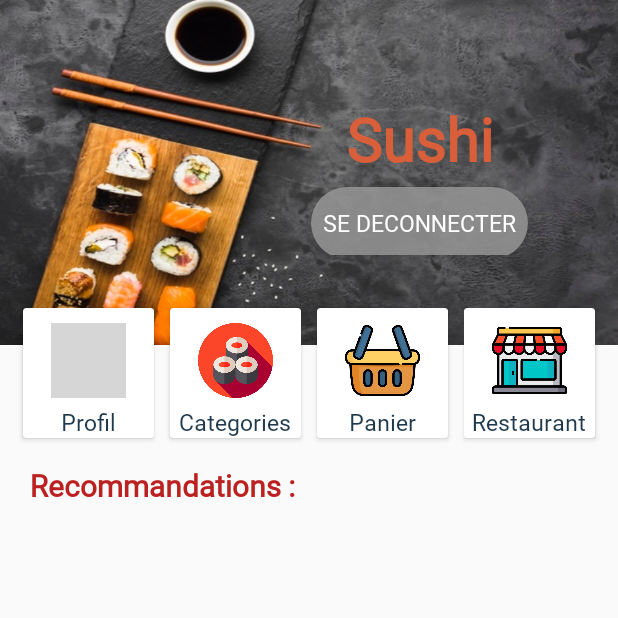
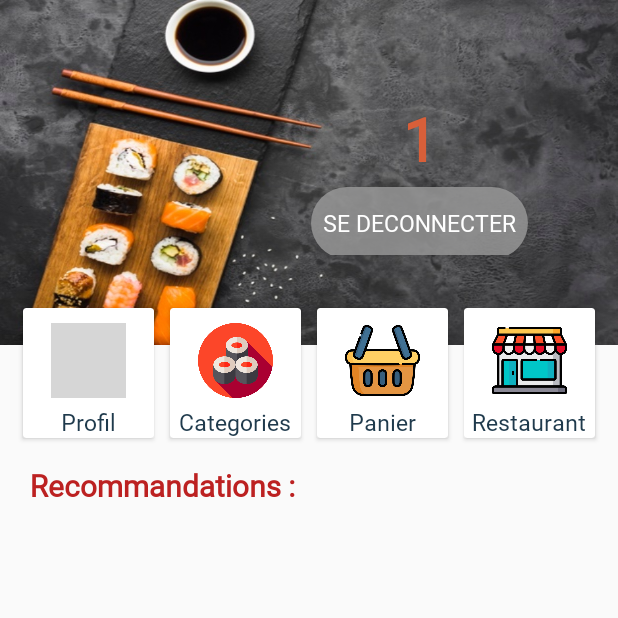
Before and after one commit to ElFanouiReda/ApplicationSushi, an Android app: the screen it shows after launch (CustCategoriePlat), after a tap on "Nouveautés", on a phone screen of 412 x 824 dp, the top half of it. Run offline under Robolectric (Android 15) with nearby library versions, the phone set to English and light mode, and no system bars; grey boxes are pictures that could not be loaded.

Commit message:
Lidee de la categorie passe mais les plats ne saffichent pas

```diff
--- a/app/src/main/java/com/example/applicationsushi/CustCategoriePlat.java
+++ b/app/src/main/java/com/example/applicationsushi/CustCategoriePlat.java
@@ -10,6 +10,7 @@ import android.view.View;
 import android.widget.Button;
 import android.widget.ImageView;
 import android.widget.ListView;
+import android.widget.TextView;
 
 import org.json.JSONArray;
 import org.json.JSONObject;
@@ -38,14 +39,18 @@ public class CustCategoriePlat extends AppCompatActivity {
     String line = null;
     String result = null;
 
+    TextView textView ;
+    int _idCat ;
+
     @Override
     protected void onCreate(Bundle savedInstanceState) {
         super.onCreate(savedInstanceState);
         setContentView(R.layout.activity_cust_categorie_plat);
 
-        listView = (ListView) findViewById(R.id.listview);
+        //listView = (ListView) findViewById(R.id.listview);
         cardViewCategories = findViewById(R.id.cardView2);
         Logout = findViewById(R.id.buttonView);
+
 
         Logout.setOnClickListener(new View.OnClickListener() {
             @Override
@@ -68,12 +73,18 @@ public class CustCategoriePlat extends AppCompatActivity {
         Bundle b = iin.getExtras();
         nom = b.getStringArray("lesnoms");
         description = b.getStringArray("lesdecriptions");
-        CustomListViewCategoriePlat customListViewCategoriePlat = new CustomListViewCategoriePlat(this, nom, description);
-        listView.setAdapter(customListViewCategoriePlat);
+
+        /*CustomListViewCategoriePlat customListViewCategoriePlat = new CustomListViewCategoriePlat(this, nom, description);
+        listView.setAdapter(customListViewCategoriePlat);*/
+
+        _idCat = b.getInt("idCat");
+        textView = findViewById(R.id.applicationname);
+        textView.setText(""+_idCat);
+
 
     }
 
-    /*private void collectData() {
+    private void collectData() {
 
         Intent iin = getIntent();
         Bundle b = iin.getExtras();
@@ -86,7 +97,7 @@ public class CustCategoriePlat extends AppCompatActivity {
 
         try {
 
-            URL url = new URL("https://miamsushi.000webhostapp.com/connection/dpPlatId.php/");
+            URL url = new URL("https://miamsushi.000webhostapp.com/connection/dpPlat.php/");
             HttpURLConnection con = (HttpURLConnection)url.openConnection();
             con.setRequestMethod("GET");
             bufferedInputStream = new BufferedInputStream(con.getInputStream());
@@ -137,7 +148,4 @@ public class CustCategoriePlat extends AppCompatActivity {
 
     }
 
-
-    //  "+"?id="+j+"*/
-
-    }
+    //  "+"?id="+j+"
--- a/app/src/main/java/com/example/applicationsushi/CustCategories.java
+++ b/app/src/main/java/com/example/applicationsushi/CustCategories.java
@@ -24,6 +24,7 @@ public class CustCategories extends AppCompatActivity {
 
 
     Button buttonLogOut;
+
 
 
 
--- a/app/src/main/java/com/example/applicationsushi/CustomListViewCategoriePlat.java
+++ b/app/src/main/java/com/example/applicationsushi/CustomListViewCategoriePlat.java
@@ -24,7 +24,7 @@ public class CustomListViewCategoriePlat extends ArrayAdapter<String> {
 
 
         public CustomListViewCategoriePlat(Activity context , String[] nom , String[] description){
-            super(context , R.layout.row , nom  );
+            super(context , R.layout.row , nom );
 
             this.context=context;
             this.nom=nom;
@@ -51,8 +51,8 @@ public class CustomListViewCategoriePlat extends ArrayAdapter<String> {
                 viewHolder=(ViewHolder)r.getTag();
             }
 
-            viewHolder.dpNom.setText(nom[position]);
-            viewHolder.dpDescription.setText(description[position]);
+            viewHolder.dpNom.setText("reda");
+            viewHolder.dpDescription.setText("reda");
 
 
             //image clickable
--- a/app/src/main/java/com/example/applicationsushi/CustomViewPageCategorie.java
+++ b/app/src/main/java/com/example/applicationsushi/CustomViewPageCategorie.java
@@ -8,6 +8,7 @@ import android.view.ViewGroup;
 import android.widget.Button;
 import android.widget.ImageView;
 import android.widget.TextView;
+import android.widget.Toast;
 
 import androidx.annotation.NonNull;
 import androidx.viewpager.widget.PagerAdapter;
@@ -79,14 +80,14 @@ public class CustomViewPageCategorie extends PagerAdapter {
 
             @Override
             public void onClick(View v) {
+                //Toast.makeText(context , ""+ Categories.get(position).getIdCategorie() , Toast.LENGTH_SHORT).show();
+
 
                 int _idCategorie = Categories.get(position).getIdCategorie() ;
-                //Toast.makeText(context , ""+ Categories.get(position).getIdCategorie() , Toast.LENGTH_SHORT).show();
-
                 Intent i = new Intent( context.getApplicationContext() , CustCategoriePlat.class );
-                collectDataId(_idCategorie);
-                i.putExtra("lesdescriptions" , descriptionV);
-                i.putExtra("lesnoms" , nomV);
+                /*i.putExtra("lesdescriptions" , descriptionV);
+                i.putExtra("lesnoms" , nomV);*/
+                i.putExtra("idCat" , _idCategorie);
                 context.startActivity(i);
             }
         });
@@ -103,63 +104,6 @@ public class CustomViewPageCategorie extends PagerAdapter {
 
     public void GetCategorie(int id){
 
-
-
-    }
-
-    public void collectDataId(int id){
-
-        try {
-
-            URL url = new URL("https://miamsushi.000webhostapp.com/connection/dpPlat.php/");
-            HttpURLConnection con = (HttpURLConnection)url.openConnection();
-            con.setRequestMethod("GET");
-            bufferedInputStream = new BufferedInputStream(con.getInputStream());
-        } catch (Exception ex){
-            ex.printStackTrace();
-        }
-
-
-        try {
-            BufferedReader br = new BufferedReader(new InputStreamReader(bufferedInputStream));
-            StringBuilder sb = new StringBuilder();
-
-            while ((line=br.readLine())!=null){
-                sb.append(line+"\n");
-            }
-
-            bufferedInputStream.close();
-            result = sb.toString();
-
-        } catch (Exception ex){
-            ex.printStackTrace();
-        }
-
-
-        try {
-            JSONArray js = new JSONArray(result);
-            JSONObject jo = null;
-
-            nomV =new String[js.length()];
-            descriptionV=new String[js.length()];
-
-
-
-            for (int i = 0 ; i<=js.length();i++){
-                jo = js.getJSONObject(i);
-                if(jo.getInt("idCategorie") == id ) {
-                    nomV[i] = jo.getString("nom");
-                    descriptionV[i] = jo.getString("description");
-                }
-            }
-
-        } catch (Exception e ){
-            e.printStackTrace();
-        }
-
-
-
-
     }
 
 }
--- a/app/src/main/res/layout/activity_cust_categorie_plat.xml
+++ b/app/src/main/res/layout/activity_cust_categorie_plat.xml
@@ -257,12 +257,12 @@
             android:orientation="vertical"
             android:layout_marginTop="350dp">
 
-            <ListView
-                android:id="@+id/listview"
-                android:layout_width="match_parent"
-                android:layout_height="match_parent"
-                android:dividerHeight="20.0sp"
-                android:layout_marginHorizontal="30dp"/>
+<!--            <ListView-->
+<!--                android:id="@+id/listview"-->
+<!--                android:layout_width="match_parent"-->
+<!--                android:layout_height="match_parent"-->
+<!--                android:dividerHeight="20.0sp"-->
+<!--                android:layout_marginHorizontal="30dp"/>-->
 
         </LinearLayout>
 
```
